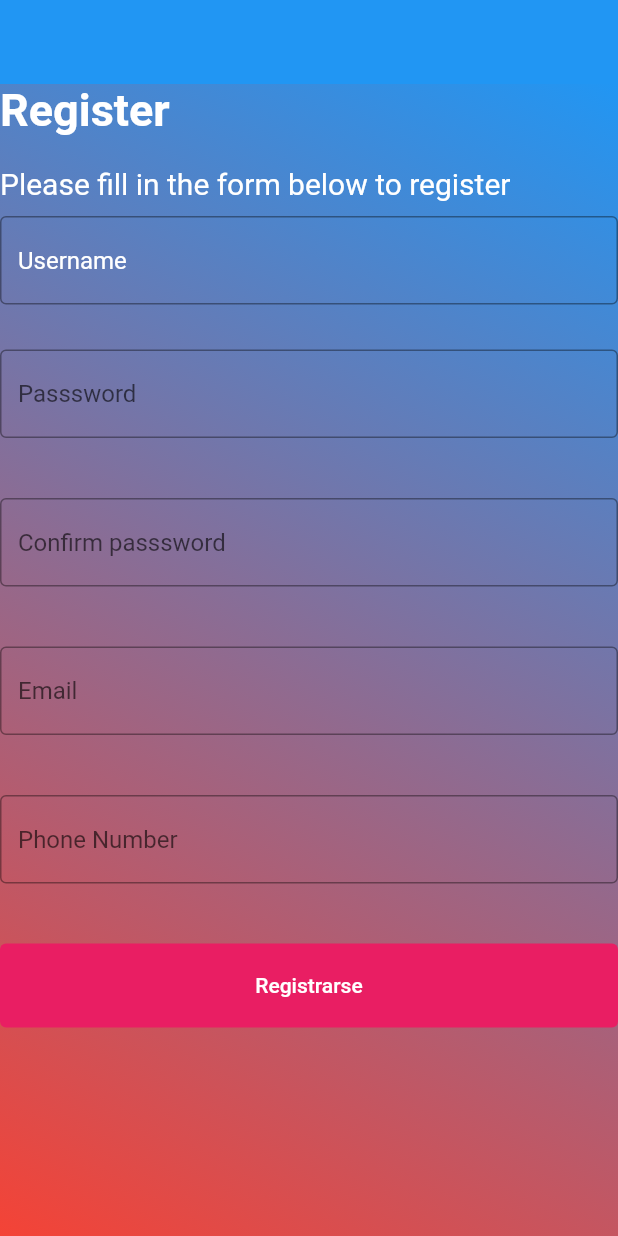
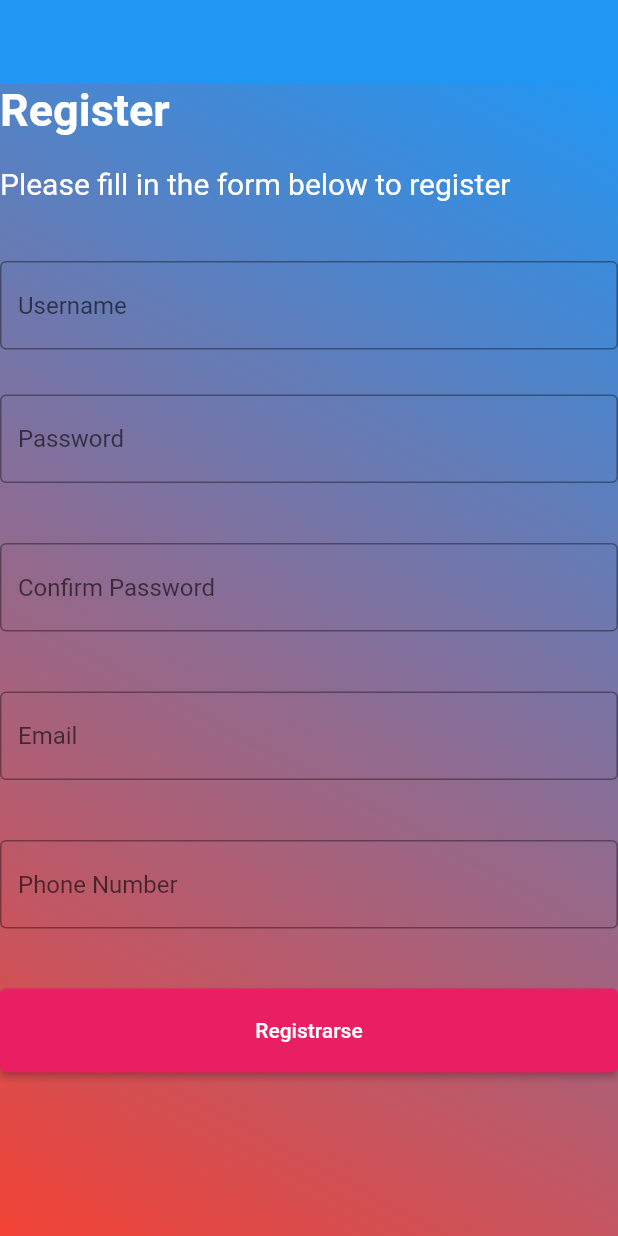
Before and after one commit to sweetnight19/loveFoundIt, a Flutter app: the screen it shows after launch, after a tap on "CREAR UNA CUENTA", on a phone screen of 412 x 824 dp. Run offline on Flutter 3.47's test engine with Material 2 defaults, Android fonts, the light colour scheme and no system bars; our stand-ins replace firebase_auth, firebase_core; missing offline and left inert: sign_button; accounts and stored records are empty.

Commit message:
register page works with

```diff
--- a/lib/API/api.dart
+++ b/lib/API/api.dart
@@ -15,3 +15,19 @@ signInWithMail(String mail, String password) async {
     }
   }
 }
+
+registerWithMail(String password, String mail) async {
+  try {
+    UserCredential userCredential =
+        await FirebaseAuth.instance.createUserWithEmailAndPassword(
+      email: mail,
+      password: password,
+    );
+  } on FirebaseAuthException catch (e) {
+    if (e.code == 'user-not-found') {
+      print('No user found for that email.');
+    } else if (e.code == 'wrong-password') {
+      print('Wrong password provided for that user.');
+    }
+  }
+}
--- a/lib/custom_widget.dart
+++ b/lib/custom_widget.dart
@@ -1,6 +1,6 @@
 import 'package:flutter/material.dart';
 
-BoxDecoration custom_background() {
+BoxDecoration customBackground() {
   return const BoxDecoration(
       gradient: LinearGradient(
     begin: Alignment.topRight,
--- a/lib/login/login.dart
+++ b/lib/login/login.dart
@@ -31,7 +31,7 @@ class _LoginPageFullState extends State<LoginPageFull> {
         ),
         body: Center(
           child: Container(
-            decoration: custom_background(),
+            decoration: customBackground(),
             child: Column(
               mainAxisAlignment: MainAxisAlignment.end,
               children: <Widget>[
--- a/lib/login/register.dart
+++ b/lib/login/register.dart
@@ -1,4 +1,6 @@
 import 'package:flutter/material.dart';
+import 'package:love_found_it/API/api.dart';
+import 'package:love_found_it/main.dart';
 import 'package:love_found_it/widgets/primary_button.dart';
 import 'package:love_found_it/widgets/text_field.dart';
 
@@ -28,17 +30,19 @@ class RegisterPageFull extends StatefulWidget {
 }
 
 class _RegisterPageFullState extends State<RegisterPageFull> {
+  final passwordController = TextEditingController();
+  final passwordConfirmController = TextEditingController();
+  final emailController = TextEditingController();
+
   @override
   Widget build(BuildContext context) {
     return Scaffold(
-        appBar: AppBar(
-          elevation: 0
-        ),
+        appBar: AppBar(elevation: 0),
         body: Center(
             child: Container(
-                decoration: custom_background(),
+                decoration: customBackground(),
                 child: ListView(children: <Widget>[
-                  Text(
+                  const Text(
                     'Register',
                     style: TextStyle(
                       fontSize: 30,
@@ -46,41 +50,92 @@ class _RegisterPageFullState extends State<RegisterPageFull> {
                       fontWeight: FontWeight.bold,
                     ),
                   ),
-                  SizedBox(height: 20),
-                  Text(
+                  const SizedBox(height: 20),
+                  const Text(
                     'Please fill in the form below to register',
                     style: TextStyle(
                       color: Colors.white,
                       fontSize: 20,
                     ),
                   ),
-                  SizedBox(height: 10),
-                  TextField(
+                  const SizedBox(height: 40),
+                  const TextField(
                     style: TextStyle(color: Colors.white),
                     decoration: InputDecoration(
                       hintText: 'Username',
-                      labelStyle: TextStyle(color: Colors.white),
-                      hintStyle: TextStyle(color: Colors.white),
                       border: OutlineInputBorder(),
                     ),
                   ),
-                  SizedBox(height: 30),
-                  textField('Passsword', true),
-                  SizedBox(height: 40),
-                  textField('Confirm passsword', true),
-                  SizedBox(height: 40),
-                  textField('Email'),
-                  SizedBox(height: 40),
+                  const SizedBox(height: 30),
+                  TextField(
+                    controller: passwordController,
+                    obscureText: true,
+                    keyboardType: TextInputType.emailAddress,
+                    decoration: const InputDecoration(
+                      hintText: "Password",
+                      border: OutlineInputBorder(),
+                    ),
+                  ),
+                  const SizedBox(height: 40),
+                  TextField(
+                    controller: passwordConfirmController,
+                    obscureText: true,
+                    keyboardType: TextInputType.emailAddress,
+                    decoration: const InputDecoration(
+                      hintText: "Confirm Password",
+                      border: OutlineInputBorder(),
+                    ),
+                  ),
+                  const SizedBox(height: 40),
+                  TextField(
+                    controller: emailController,
+                    keyboardType: TextInputType.emailAddress,
+                    decoration: const InputDecoration(
+                      hintText: "Email",
+                      border: OutlineInputBorder(),
+                    ),
+                  ),
+                  const SizedBox(height: 40),
                   textField('Phone Number'),
-                  SizedBox(height: 40),
-                  primaryButton('Registrarse')
-                ])
-            )
-        )
-    );
+                  const SizedBox(height: 40),
+                  primaryButton('Registrarse', () {
+                    if (checkPassword(passwordController.text,
+                        passwordConfirmController.text, context)) {
+                      registerWithMail(
+                          passwordController.text, emailController.text);
+
+                      Navigator.push(
+                        context,
+                        MaterialPageRoute(
+                          builder: (context) => const MyApp(),
+                        ),
+                      );
+                    }
+                  }),
+                ]))));
   }
 
   void onRegister() {
     print('heyeyyeey');
   }
+
+  bool checkPassword(String text, String text2, BuildContext context) {
+    final scaffold = ScaffoldMessenger.of(context);
+    if (text.length < 6) {
+      scaffold.showSnackBar(const SnackBar(
+        content: Text('Password must be at least 6 characters'),
+        backgroundColor: Colors.red,
+      ));
+      return false;
+    }
+
+    if (text != text2) {
+      scaffold.showSnackBar(const SnackBar(
+        content: Text('Passwords do not match'),
+        backgroundColor: Colors.red,
+      ));
+      return false;
+    }
+    return true;
+  }
 }
--- a/lib/main.dart
+++ b/lib/main.dart
@@ -43,7 +43,7 @@ class _MyHomePageState extends State<MyHomePage> {
         backgroundColor: Colors.pink[200],
         body: Center(
           child: Container(
-            decoration: custom_background(),
+            decoration: customBackground(),
             child: Column(
               mainAxisAlignment: MainAxisAlignment.end,
               children: <Widget>[
```
